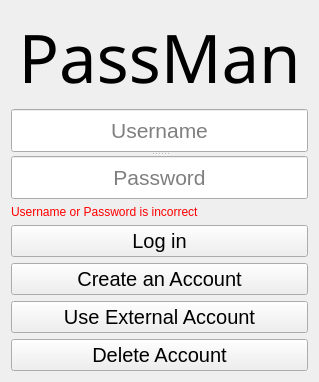
This is LoginScreen.ui in jts5374/PASSMAN-2.0 as Qt 5 draws it before an edit. The edited form follows.
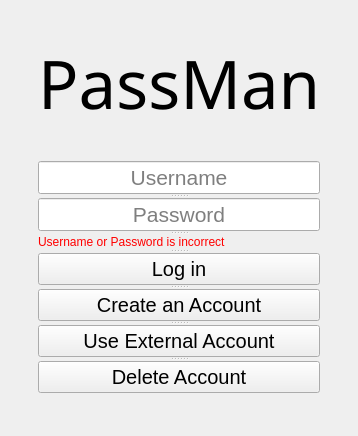
This is the edited form.

Commit message: made gui changes, added some buttons for functionality

Patch:
```diff
--- a/LoginScreen.ui
+++ b/LoginScreen.ui
@@ -6,15 +6,99 @@
    <rect>
     <x>0</x>
     <y>0</y>
-    <width>319</width>
-    <height>382</height>
+    <width>358</width>
+    <height>436</height>
    </rect>
   </property>
   <property name="windowTitle">
    <string>Form</string>
   </property>
-  <layout class="QGridLayout" name="gridLayout">
+  <layout class="QGridLayout" name="gridLayout_3">
+   <item row="1" column="0" rowspan="4">
+    <layout class="QVBoxLayout" name="verticalLayout_3">
+     <item>
+      <spacer name="horizontalSpacer">
+       <property name="orientation">
+        <enum>Qt::Horizontal</enum>
+       </property>
+       <property name="sizeHint" stdset="0">
+        <size>
+         <width>40</width>
+         <height>20</height>
+        </size>
+       </property>
+      </spacer>
+     </item>
+    </layout>
+   </item>
+   <item row="1" column="2" rowspan="4">
+    <layout class="QVBoxLayout" name="verticalLayout_4">
+     <item>
+      <spacer name="horizontalSpacer_2">
+       <property name="orientation">
+        <enum>Qt::Horizontal</enum>
+       </property>
+       <property name="sizeHint" stdset="0">
+        <size>
+         <width>40</width>
+         <height>20</height>
+        </size>
+       </property>
+      </spacer>
+     </item>
+    </layout>
+   </item>
+   <item row="5" column="1">
+    <spacer name="verticalSpacer_4">
+     <property name="orientation">
+      <enum>Qt::Vertical</enum>
+     </property>
+     <property name="sizeHint" stdset="0">
+      <size>
+       <width>20</width>
+       <height>40</height>
+      </size>
+     </property>
+    </spacer>
+   </item>
    <item row="1" column="1">
+    <widget class="QLabel" name="PassManLabel">
+     <property name="font">
+      <font>
+       <family>Source Code Pro</family>
+       <pointsize>50</pointsize>
+       <weight>50</weight>
+       <bold>false</bold>
+      </font>
+     </property>
+     <property name="text">
+      <string>PassMan</string>
+     </property>
+     <property name="textFormat">
+      <enum>Qt::AutoText</enum>
+     </property>
+     <property name="scaledContents">
+      <bool>true</bool>
+     </property>
+     <property name="alignment">
+      <set>Qt::AlignCenter</set>
+     </property>
+    </widget>
+   </item>
+   <item row="2" column="1">
+    <spacer name="verticalSpacer_2">
+     <property name="orientation">
+      <enum>Qt::Vertical</enum>
+     </property>
+     <property name="sizeHint" stdset="0">
+      <size>
+       <width>20</width>
+       <height>40</height>
+      </size>
+     </property>
+    </spacer>
+   </item>
+   <item row="3" column="1">
     <widget class="QSplitter" name="splitter">
      <property name="orientation">
       <enum>Qt::Vertical</enum>
@@ -54,21 +138,10 @@
        <string>Password</string>
       </property>
      </widget>
-    </widget>
-   </item>
-   <item row="3" column="1">
-    <widget class="QPushButton" name="loginButton">
-     <property name="font">
-      <font>
-       <pointsize>15</pointsize>
-      </font>
-     </property>
-     <property name="text">
-      <string>Log in</string>
-     </property>
-    </widget>
-   </item>
-   <item row="2" column="1">
+     <widget class="QSplitter" name="splitter_2">
+      <property name="orientation">
+       <enum>Qt::Vertical</enum>
+      </property>
     <widget class="QLabel" name="errormessageLabel">
      <property name="enabled">
       <bool>true</bool>
@@ -114,32 +187,16 @@
       <string>Username or Password is incorrect</string>
      </property>
     </widget>
-   </item>
-   <item row="0" column="1">
-    <widget class="QLabel" name="PassManLabel">
+      <widget class="QPushButton" name="loginButton">
      <property name="font">
       <font>
-       <family>Source Code Pro</family>
-       <pointsize>50</pointsize>
-       <weight>50</weight>
-       <bold>false</bold>
+         <pointsize>15</pointsize>
       </font>
      </property>
      <property name="text">
-      <string>PassMan</string>
-     </property>
-     <property name="textFormat">
-      <enum>Qt::AutoText</enum>
-     </property>
-     <property name="scaledContents">
-      <bool>true</bool>
-     </property>
-     <property name="alignment">
-      <set>Qt::AlignCenter</set>
-     </property>
-    </widget>
-   </item>
-   <item row="5" column="1">
+        <string>Log in</string>
+       </property>
+      </widget>
     <widget class="QPushButton" name="createaccountButton">
      <property name="font">
       <font>
@@ -150,8 +207,6 @@
       <string>Create an Account</string>
      </property>
     </widget>
-   </item>
-   <item row="6" column="1">
     <widget class="QPushButton" name="useexternalaccountButton">
      <property name="font">
       <font>
@@ -162,8 +217,6 @@
       <string>Use External Account</string>
      </property>
     </widget>
-   </item>
-   <item row="7" column="1">
     <widget class="QPushButton" name="deleteaccountButton">
      <property name="font">
       <font>
@@ -174,6 +227,21 @@
       <string>Delete Account</string>
      </property>
     </widget>
+     </widget>
+    </widget>
+   </item>
+   <item row="0" column="1">
+    <spacer name="verticalSpacer_3">
+     <property name="orientation">
+      <enum>Qt::Vertical</enum>
+     </property>
+     <property name="sizeHint" stdset="0">
+      <size>
+       <width>20</width>
+       <height>40</height>
+      </size>
+     </property>
+    </spacer>
    </item>
   </layout>
  </widget>
```
Lines whose indentation alone changed are shown as unchanged. The commit also changes 6 other files.
